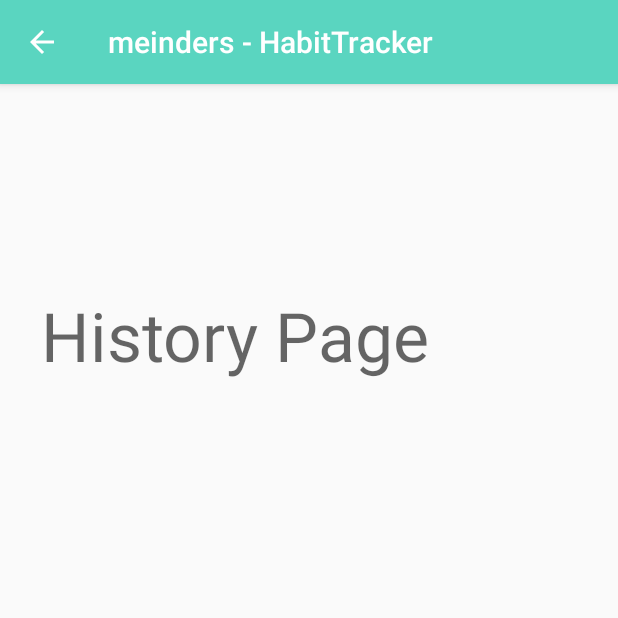
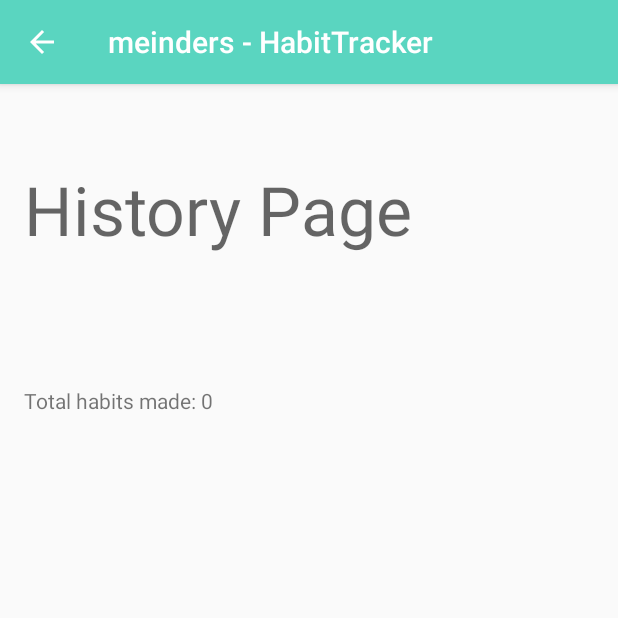
Before and after one commit to MandyMeindersma/CMPUT-301-assignment-1, an Android app: the screen it shows after launch (History_page), in the side drawer, after a tap on "History", on a phone screen of 412 x 824 dp, the top half of it. Run offline under Robolectric (Android 15) with nearby library versions, the phone set to English and light mode, and no system bars.

Commit message:
readme and uml and android files updated

```diff
--- a/meinders-HabitTracker/app/src/main/java/com/example/meind/meinders_habittracker/AddNew.java
+++ b/meinders-HabitTracker/app/src/main/java/com/example/meind/meinders_habittracker/AddNew.java
@@ -54,6 +54,7 @@ public class AddNew extends AppCompatActivity {
     protected void onCreate(Bundle savedInstanceState) {
         super.onCreate(savedInstanceState);
         setContentView(R.layout.activity_add_new);
+
     }
 
     public void saveHabit(View v){
@@ -82,41 +83,10 @@ public class AddNew extends AppCompatActivity {
         Habit newHabit = new Habit(HabitText.getText().toString(), formatDate, sunday, monday, tuesday, wednesday, thursday, friday, saturday);
 
         hc.addHabit(newHabit);
-        //adapter.notifyDataSetChanged();
-
-        //  saveInFile();
-
-
-
-
 
         this.finish();
     }
 
 
 
-
-
-   /* private void saveInFile() {
-        try {
-            FileOutputStream fos = openFileOutput(FILENAME,
-                    Context.MODE_APPEND);
-
-            BufferedWriter out = new BufferedWriter(new OutputStreamWriter(fos));
-
-            Gson gson = new Gson();
-            gson.toJson(HabitList, out);
-            out.flush();
-
-            fos.close();
-        } catch (FileNotFoundException e) {
-            // TODO Auto-generated catch block
-            throw new RuntimeException();
-        } catch (IOException e) {
-            // TODO Auto-generated catch block
-            throw new RuntimeException();
-        }
-    }*/
-
-
 }
--- a/meinders-HabitTracker/app/src/main/java/com/example/meind/meinders_habittracker/HabitList.java
+++ b/meinders-HabitTracker/app/src/main/java/com/example/meind/meinders_habittracker/HabitList.java
@@ -14,6 +14,7 @@ public class HabitList {
 
     protected ArrayList<Habit> habits = null;
     protected ArrayList<Listener> listeners = null;
+    protected Integer habitCount = 0;
 
     public HabitList() {
         habits = new ArrayList<Habit>();
@@ -25,6 +26,7 @@ public class HabitList {
             throw new IllegalArgumentException();
         }
         habits.add(habit);
+        habitCount++;
         notifyListener();
     }
 
@@ -65,7 +67,9 @@ public class HabitList {
         notifyListener();
     }
 
-
+    public Integer totalhabitsever(){
+        return habitCount;
+    }
 
     public Integer getCount(){
         return habits.size();
--- a/meinders-HabitTracker/app/src/main/java/com/example/meind/meinders_habittracker/History_page.java
+++ b/meinders-HabitTracker/app/src/main/java/com/example/meind/meinders_habittracker/History_page.java
@@ -5,6 +5,7 @@ import android.support.v7.app.ActionBar;
 import android.support.v7.app.AppCompatActivity;
 import android.os.Bundle;
 import android.view.MenuItem;
+import android.widget.TextView;
 
 public class History_page extends AppCompatActivity {
 
@@ -14,6 +15,9 @@ public class History_page extends AppCompatActivity {
         setContentView(R.layout.activity_history_page);
         ActionBar supportActionBar = getSupportActionBar();
         supportActionBar.setDisplayHomeAsUpEnabled( true );
+
+        TextView totel = (TextView) findViewById(R.id.histText);
+        totel.setText("Total habits made: "+HabitListController.getHabitList().totalhabitsever());
     }
 
     public boolean onOptionsItemSelected(MenuItem item){
--- a/meinders-HabitTracker/app/src/main/java/com/example/meind/meinders_habittracker/MainActivity.java
+++ b/meinders-HabitTracker/app/src/main/java/com/example/meind/meinders_habittracker/MainActivity.java
@@ -10,9 +10,37 @@
         distributed under the License is distributed on an "AS IS" BASIS,
         WITHOUT WARRANTIES OR CONDITIONS OF ANY KIND, either express or implied.
         See the License for the specific language governing permissions and
-        limitations under the License.*/
+        limitations under the License.
+
+URL's I used as inspiration:
+
+https://www.youtube.com/watch?v=fxjIA4HIruU&index=4&list=PL240uJOh_Vb4PtMZ0f7N8ACYkCLv0673O
+
+http://stackoverflow.com/questions/21099386/how-do-i-remove-settings-icon-on-top-right-of-action-bar
+
+https://www.google.ca/webhp?sourceid=chrome-instant&rlz=1C1CHBF_enCA711CA711&ion=1&espv=2&ie=UTF-8#q=android%20studios%20do%20not%20allow%20user%20to%20pick%20date%20in%20the%20future
+
+http://stackoverflow.com/questions/7646828/remove-objects-from-arraylist
+
+http://stackoverflow.com/questions/7646828/remove-objects-from-arraylist
+
+http://stackoverflow.com/questions/4602902/how-to-set-the-text-color-of-textview-in-code
+
+https://obsproject.com/
+
+http://stackoverflow.com/questions/14483393/how-do-i-change-the-android-actionbar-title-and-icon
+
+http://stackoverflow.com/questions/7053738/what-is-meant-by-ems-android-textview
+
+http://stackoverflow.com/questions/2592499/casting-and-getting-values-from-date-picker-and-time-picker-in-android
+
+http://stackoverflow.com/questions/9652732/how-to-find-the-length-of-an-array-list
+
+http://stackoverflow.com/questions/18728470/android-how-i-can-get-size-of-string-array
 
 
+
+*/
 
 
 package com.example.meind.meinders_habittracker;
@@ -54,27 +82,6 @@ import java.util.Collection;
 public class MainActivity extends AppCompatActivity
         implements NavigationView.OnNavigationItemSelectedListener {
 
-    /*private void loadFromFile() {
-        ArrayList<String> tweets = new ArrayList<String>();
-        try {
-            FileInputStream fis = openFileInput(FILENAME);
-            BufferedReader in = new BufferedReader(new InputStreamReader(fis));
-
-            Gson gson = new Gson();
-
-            //code from //stack overfull rl
-            Type listType = new TypeToken<ArrayList<Habit>>(){}.getType();
-
-            HabitList = gson.fromJson(in, listType);
-
-        } catch (FileNotFoundException e) {
-            // TODO Auto-generated catch block
-            HabitList = new ArrayList<Habit>();
-        } catch (IOException e) {
-            // TODO Auto-generated catch block
-            throw new RuntimeException();
-        }
-    }*/
 
     public void addNewActivity(View view){
         Intent intent = new Intent(this, AddNew.class);
@@ -175,7 +182,7 @@ public class MainActivity extends AppCompatActivity
         return true;
     }
 
-    @Override
+    /*@Override
     public boolean onOptionsItemSelected(MenuItem item) {
         // Handle action bar item clicks here. The action bar will
         // automatically handle clicks on the Home/Up button, so long
@@ -188,7 +195,7 @@ public class MainActivity extends AppCompatActivity
         }
 
         return super.onOptionsItemSelected(item);
-    }
+    }*/
 
     @SuppressWarnings("StatementWithEmptyBody")
     @Override
--- a/meinders-HabitTracker/app/src/main/res/layout/activity_history_page.xml
+++ b/meinders-HabitTracker/app/src/main/res/layout/activity_history_page.xml
@@ -14,10 +14,18 @@
         android:text="History Page"
         android:layout_width="wrap_content"
         android:layout_height="wrap_content"
-        android:layout_marginTop="121dp"
+        android:layout_marginTop="37dp"
         android:id="@+id/textView3"
         android:textAppearance="@style/TextAppearance.AppCompat.Display2"
-        android:layout_marginStart="11dp"
         android:layout_alignParentTop="true"
         android:layout_alignParentStart="true" />
+
+    <TextView
+        android:text="TextView"
+        android:layout_width="wrap_content"
+        android:layout_height="wrap_content"
+        android:layout_below="@+id/textView3"
+        android:layout_alignParentStart="true"
+        android:layout_marginTop="87dp"
+        android:id="@+id/histText" />
 </RelativeLayout>
--- a/meinders-HabitTracker/app/src/main/res/menu/main.xml
+++ b/meinders-HabitTracker/app/src/main/res/menu/main.xml
@@ -1,9 +1,5 @@
 <?xml version="1.0" encoding="utf-8"?>
 <menu xmlns:android="http://schemas.android.com/apk/res/android"
     xmlns:app="http://schemas.android.com/apk/res-auto">
-    <item
-        android:id="@+id/action_settings"
-        android:orderInCategory="100"
-        android:title="@string/action_settings"
-        app:showAsAction="never" />
+
 </menu>
```
Also changed, not shown: 3 other files.
